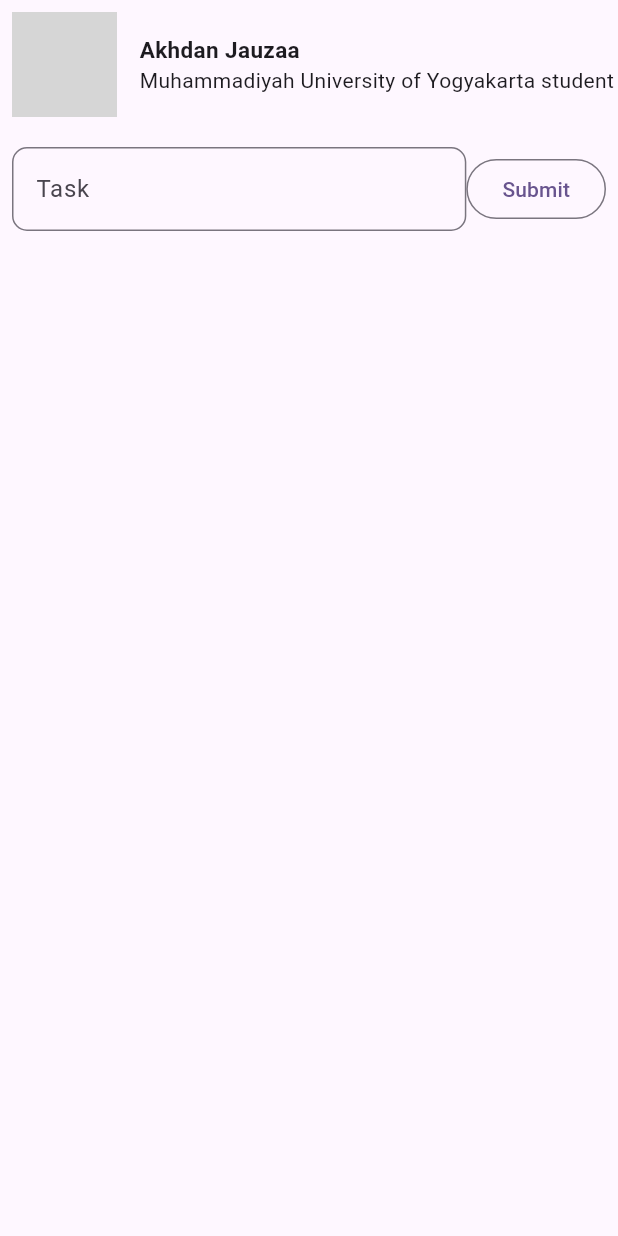
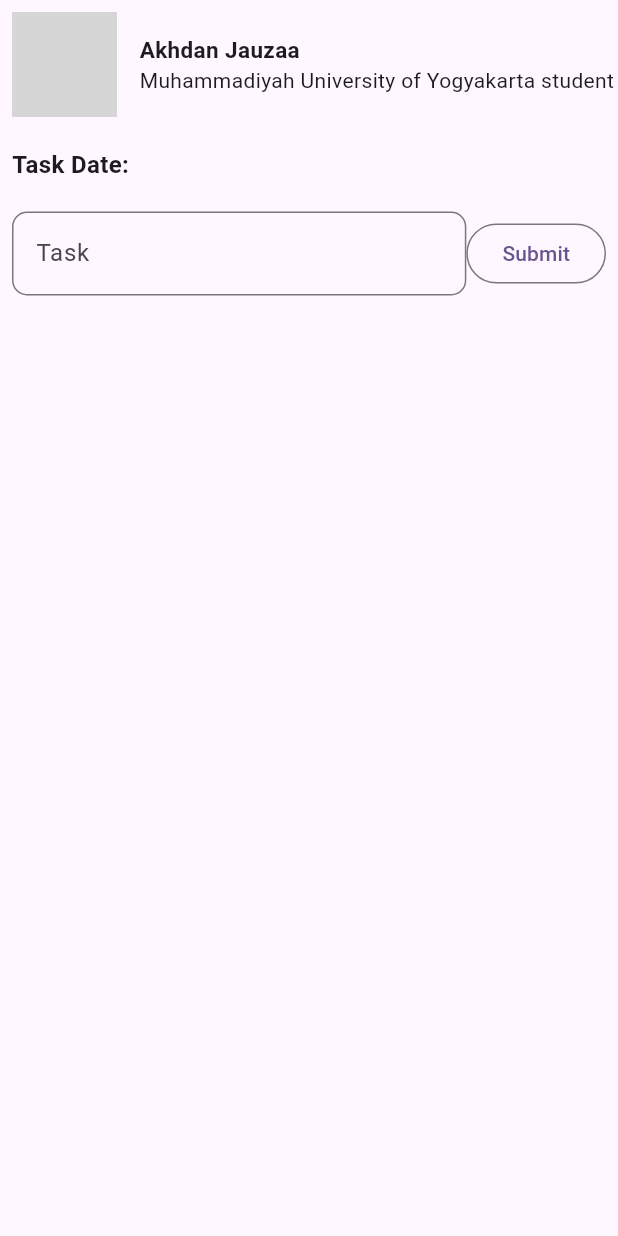
Before and after one commit to adandoang/TodoApp_0174, a Flutter app: the screen it shows after launch, on a phone screen of 412 x 824 dp. Run offline on Flutter 3.47's test engine with Material 3 defaults, Android fonts, the phone set to English and light mode, and no system bars; grey boxes are pictures that could not be loaded.

Commit message:
menambahkan tulisan task date diatas input

```diff
--- a/lib/profile_page.dart
+++ b/lib/profile_page.dart
@@ -46,6 +46,18 @@ class _ProfilPageState extends State<ProfilPage> {
                 ],
               ),
               const SizedBox(height: 20),
+
+               Row(
+                mainAxisAlignment: MainAxisAlignment.spaceBetween,
+                children: [
+                  Text(
+                    "Task Date:",
+                    style: TextStyle(fontSize: 16, fontWeight: FontWeight.bold),
+                  ),
+                ],
+              ),
+              const SizedBox(height: 20),
+
               Form(
                 key: key,
                 child: Row(
```
